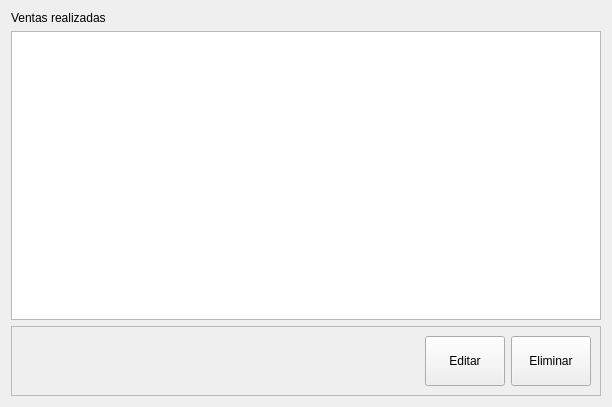
The window that nostro/ventas/admin_venta.ui (manuell12/CafeNostro) describes before a commit, drawn with Qt 5.
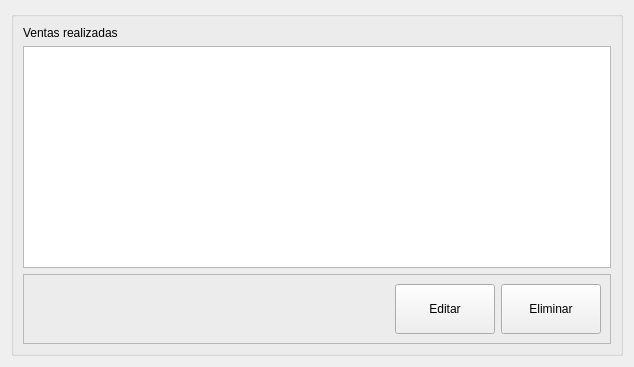
The same window after the commit.

The edit to the form file:
```diff
--- a/nostro/ventas/admin_venta.ui
+++ b/nostro/ventas/admin_venta.ui
@@ -6,13 +6,19 @@
    <rect>
     <x>0</x>
     <y>0</y>
-    <width>612</width>
-    <height>407</height>
+    <width>634</width>
+    <height>367</height>
    </rect>
   </property>
   <property name="windowTitle">
    <string>Form</string>
   </property>
+  <layout class="QVBoxLayout" name="verticalLayout_2">
+   <item>
+    <widget class="QGroupBox" name="groupBox">
+     <property name="title">
+      <string/>
+     </property>
   <layout class="QVBoxLayout" name="verticalLayout">
    <item>
     <widget class="QLabel" name="label">
@@ -75,7 +81,7 @@
        <widget class="QPushButton" name="pushButton_editar">
         <property name="minimumSize">
          <size>
-          <width>0</width>
+             <width>100</width>
           <height>50</height>
          </size>
         </property>
@@ -88,13 +94,16 @@
        <widget class="QPushButton" name="pushButton_eliminar">
         <property name="minimumSize">
          <size>
-          <width>0</width>
+             <width>100</width>
           <height>50</height>
          </size>
         </property>
         <property name="text">
          <string>Eliminar</string>
         </property>
+          </widget>
+         </item>
+        </layout>
        </widget>
       </item>
      </layout>
```
Lines whose indentation alone changed are shown as unchanged.
